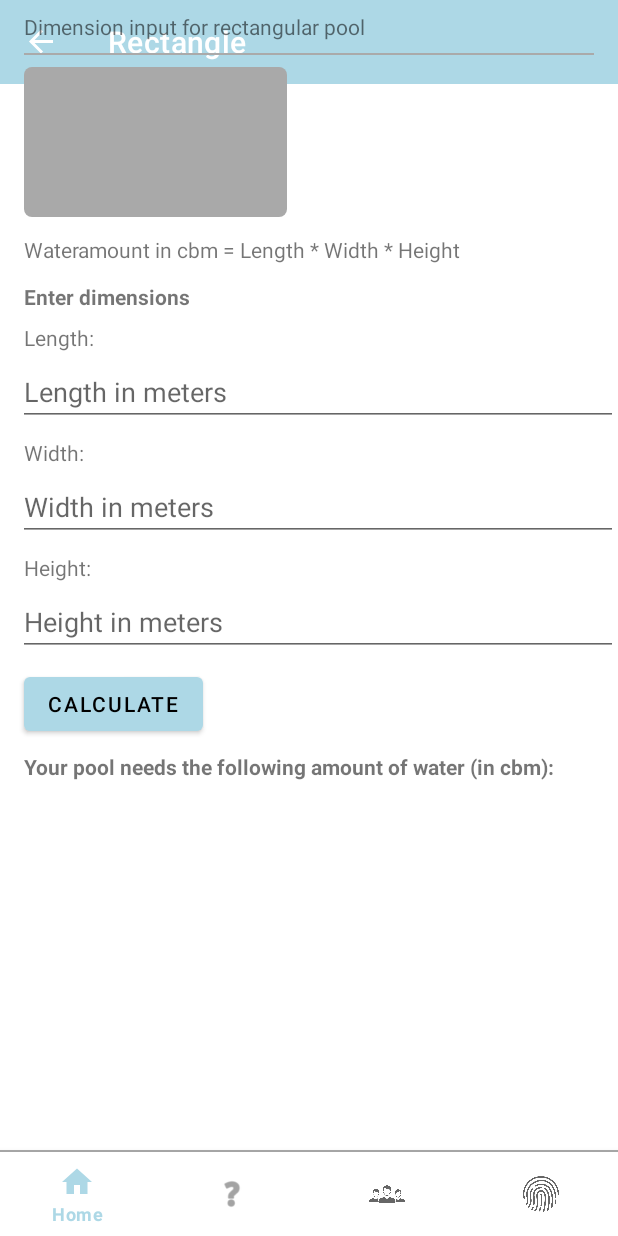
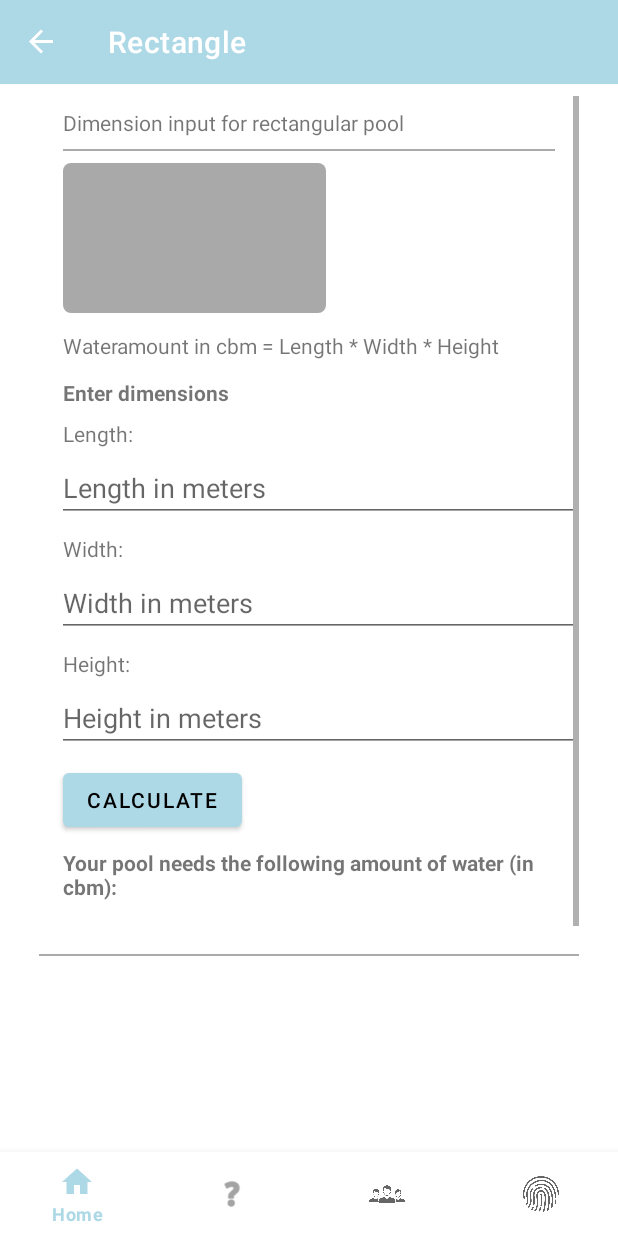
Before and after one commit to MrNumiko/Pool-Rechner, an Android app: the RectangleFragment screen opened through its navigation route, on a phone screen of 412 x 824 dp. Run offline under Robolectric (Android 15) with nearby library versions, the phone set to English and light mode, and no system bars; our stand-ins replace navigation-ui.

Commit message:
style: Correct styling of all views

```diff
--- a/app/src/main/res/layout/fragment_aboutus.xml
+++ b/app/src/main/res/layout/fragment_aboutus.xml
@@ -10,7 +10,7 @@
         android:layout_width="360dp"
         android:layout_height="590dp"
         android:layout_marginStart="16dp"
-        android:layout_marginTop="1dp"
+        android:layout_marginTop="64dp"
         android:layout_marginEnd="16dp"
         app:layout_constraintEnd_toEndOf="parent"
         app:layout_constraintStart_toStartOf="parent"
--- a/app/src/main/res/layout/fragment_rectangle.xml
+++ b/app/src/main/res/layout/fragment_rectangle.xml
@@ -5,6 +5,31 @@
     android:layout_width="match_parent"
     android:layout_height="match_parent"
     tools:context=".ui.rectangle.RectangleFragment">
+
+    <ScrollView
+        android:layout_width="360dp"
+        android:layout_height="590dp"
+        android:layout_marginStart="16dp"
+        android:layout_marginTop="64dp"
+        android:layout_marginEnd="16dp"
+        app:layout_constraintEnd_toEndOf="parent"
+        app:layout_constraintStart_toStartOf="parent"
+        app:layout_constraintTop_toTopOf="parent">
+
+        <LinearLayout
+            android:layout_width="match_parent"
+            android:layout_height="wrap_content"
+            android:orientation="vertical">
+
+            <TextView
+                android:id="@+id/txt_rectangleHeader"
+                android:layout_width="wrap_content"
+                android:layout_height="wrap_content"
+                android:layout_marginStart="16dp"
+                android:layout_marginTop="8dp"
+                android:text="@string/dimension_input_for_rectangular_pool"
+                app:layout_constraintStart_toStartOf="parent"
+                app:layout_constraintTop_toTopOf="parent" />
 
             <View
                 android:id="@+id/devider_header"
@@ -18,15 +43,134 @@
                 app:layout_constraintStart_toStartOf="parent"
                 app:layout_constraintTop_toBottomOf="@+id/txt_rectangleHeader" />
 
+            <ImageView
+                android:id="@+id/imageViewRectangle"
+                android:layout_width="175dp"
+                android:layout_height="100dp"
+                android:layout_marginStart="16dp"
+                android:layout_marginTop="8dp"
+                android:contentDescription="@string/rectangular_pool"
+                android:src="@drawable/rectangle"
+                app:layout_constraintStart_toStartOf="parent"
+                app:layout_constraintTop_toBottomOf="@+id/devider_header" />
+
             <TextView
-        android:id="@+id/txt_rectangleHeader"
+                android:id="@+id/txt_formular"
+                android:layout_width="wrap_content"
+                android:layout_height="wrap_content"
+                android:layout_marginStart="16dp"
+                android:layout_marginTop="12dp"
+                android:text="@string/wateramount_in_cbm_rectangle"
+                app:layout_constraintStart_toStartOf="parent"
+                app:layout_constraintTop_toBottomOf="@+id/imageViewRectangle" />
+
+            <TextView
+                android:id="@+id/txt_dimensionInputRectangle"
+                android:layout_width="wrap_content"
+                android:layout_height="wrap_content"
+                android:layout_marginStart="16dp"
+                android:layout_marginTop="12dp"
+                android:text="@string/enter_dimensions"
+                android:textStyle="bold"
+                app:layout_constraintStart_toStartOf="parent"
+                app:layout_constraintTop_toBottomOf="@+id/txt_formular" />
+
+            <TextView
+                android:id="@+id/txt_lengthRectangle"
                 android:layout_width="wrap_content"
                 android:layout_height="wrap_content"
                 android:layout_marginStart="16dp"
                 android:layout_marginTop="8dp"
-        android:text="@string/dimension_input_for_rectangular_pool"
+                android:text="@string/length"
                 app:layout_constraintStart_toStartOf="parent"
-        app:layout_constraintTop_toTopOf="parent" />
+                app:layout_constraintTop_toBottomOf="@+id/txt_dimensionInputRectangle" />
+
+            <EditText
+                android:id="@+id/nb_lengthRectangle"
+                android:layout_width="fill_parent"
+                android:layout_height="wrap_content"
+                android:layout_marginStart="12dp"
+                android:layout_marginTop="4dp"
+                android:autofillHints="Length"
+                android:hint="@string/length_in_meters"
+                android:inputType="numberDecimal"
+                app:layout_constraintStart_toStartOf="parent"
+                app:layout_constraintTop_toBottomOf="@+id/txt_lengthRectangle" />
+
+            <TextView
+                android:id="@+id/txt_widthRectangle"
+                android:layout_width="wrap_content"
+                android:layout_height="wrap_content"
+                android:layout_marginStart="16dp"
+                android:layout_marginTop="8dp"
+                android:text="@string/width"
+                app:layout_constraintStart_toStartOf="parent"
+                app:layout_constraintTop_toBottomOf="@+id/nb_lengthRectangle" />
+
+            <EditText
+                android:id="@+id/nb_widthRectangle"
+                android:layout_width="fill_parent"
+                android:layout_height="wrap_content"
+                android:layout_marginStart="12dp"
+                android:layout_marginTop="4dp"
+                android:autofillHints="Width"
+                android:hint="@string/width_in_meters"
+                android:inputType="numberDecimal"
+                app:layout_constraintStart_toStartOf="parent"
+                app:layout_constraintTop_toBottomOf="@+id/txt_widthRectangle" />
+
+            <TextView
+                android:id="@+id/txt_heightRectangle"
+                android:layout_width="wrap_content"
+                android:layout_height="wrap_content"
+                android:layout_marginStart="16dp"
+                android:layout_marginTop="8dp"
+                android:text="@string/height"
+                app:layout_constraintStart_toStartOf="parent"
+                app:layout_constraintTop_toBottomOf="@+id/nb_widthRectangle" />
+
+            <EditText
+                android:id="@+id/nb_heightRectangle"
+                android:layout_width="fill_parent"
+                android:layout_height="wrap_content"
+                android:layout_marginStart="12dp"
+                android:layout_marginTop="4dp"
+                android:autofillHints="Height"
+                android:hint="@string/height_in_meters"
+                android:inputType="numberDecimal"
+                app:layout_constraintStart_toStartOf="parent"
+                app:layout_constraintTop_toBottomOf="@+id/txt_heightRectangle" />
+
+            <Button
+                android:id="@+id/btn_calcRectangle"
+                android:layout_width="wrap_content"
+                android:layout_height="wrap_content"
+                android:layout_marginStart="16dp"
+                android:layout_marginTop="8dp"
+                android:text="@string/calculate"
+                app:layout_constraintStart_toStartOf="parent"
+                app:layout_constraintTop_toBottomOf="@+id/nb_heightRectangle" />
+
+            <TextView
+                android:id="@+id/txt_sizeRectangle"
+                android:layout_width="wrap_content"
+                android:layout_height="wrap_content"
+                android:layout_marginStart="16dp"
+                android:layout_marginTop="8dp"
+                android:text="@string/result_pool_water"
+                android:textStyle="bold"
+                app:layout_constraintStart_toStartOf="parent"
+                app:layout_constraintTop_toBottomOf="@+id/btn_calcRectangle" />
+
+            <TextView
+                android:id="@+id/input_sizeRectangle"
+                android:layout_width="wrap_content"
+                android:layout_height="27dp"
+                android:layout_marginStart="16dp"
+                android:layout_marginTop="8dp"
+                android:textSize="20sp"
+                app:layout_constraintStart_toStartOf="parent"
+                app:layout_constraintTop_toBottomOf="@+id/txt_sizeRectangle" />
 
             <View
                 android:id="@+id/devider_footer"
@@ -41,133 +185,6 @@
                 app:layout_constraintHorizontal_bias="0.0"
                 app:layout_constraintStart_toStartOf="parent" />
 
-    <ImageView
-        android:id="@+id/imageViewRectangle"
-        android:layout_width="175dp"
-        android:layout_height="100dp"
-        android:layout_marginStart="16dp"
-        android:layout_marginTop="8dp"
-        android:contentDescription="@string/rectangular_pool"
-        android:src="@drawable/rectangle"
-        app:layout_constraintStart_toStartOf="parent"
-        app:layout_constraintTop_toBottomOf="@+id/devider_header" />
-
-    <TextView
-        android:id="@+id/txt_sizeRectangle"
-        android:layout_width="wrap_content"
-        android:layout_height="wrap_content"
-        android:layout_marginStart="16dp"
-        android:layout_marginTop="8dp"
-        android:text="@string/result_pool_water"
-        android:textStyle="bold"
-        app:layout_constraintStart_toStartOf="parent"
-        app:layout_constraintTop_toBottomOf="@+id/btn_calcRectangle" />
-
-    <EditText
-        android:id="@+id/nb_widthRectangle"
-        android:layout_width="fill_parent"
-        android:layout_height="wrap_content"
-        android:layout_marginStart="12dp"
-        android:layout_marginTop="4dp"
-        android:autofillHints="Width"
-        android:hint="@string/width_in_meters"
-        android:inputType="numberDecimal"
-        app:layout_constraintStart_toStartOf="parent"
-        app:layout_constraintTop_toBottomOf="@+id/txt_widthRectangle" />
-
-    <TextView
-        android:id="@+id/txt_lengthRectangle"
-        android:layout_width="wrap_content"
-        android:layout_height="wrap_content"
-        android:layout_marginStart="16dp"
-        android:layout_marginTop="8dp"
-        android:text="@string/length"
-        app:layout_constraintStart_toStartOf="parent"
-        app:layout_constraintTop_toBottomOf="@+id/txt_dimensionInputRectangle" />
-
-    <TextView
-        android:id="@+id/txt_widthRectangle"
-        android:layout_width="wrap_content"
-        android:layout_height="wrap_content"
-        android:layout_marginStart="16dp"
-        android:layout_marginTop="8dp"
-        android:text="@string/width"
-        app:layout_constraintStart_toStartOf="parent"
-        app:layout_constraintTop_toBottomOf="@+id/nb_lengthRectangle" />
-
-    <TextView
-        android:id="@+id/txt_dimensionInputRectangle"
-        android:layout_width="wrap_content"
-        android:layout_height="wrap_content"
-        android:layout_marginStart="16dp"
-        android:layout_marginTop="12dp"
-        android:text="@string/enter_dimensions"
-        android:textStyle="bold"
-        app:layout_constraintStart_toStartOf="parent"
-        app:layout_constraintTop_toBottomOf="@+id/txt_formular" />
-
-    <TextView
-        android:id="@+id/txt_heightRectangle"
-        android:layout_width="wrap_content"
-        android:layout_height="wrap_content"
-        android:layout_marginStart="16dp"
-        android:layout_marginTop="8dp"
-        android:text="@string/height"
-        app:layout_constraintStart_toStartOf="parent"
-        app:layout_constraintTop_toBottomOf="@+id/nb_widthRectangle" />
-
-    <EditText
-        android:id="@+id/nb_lengthRectangle"
-        android:layout_width="fill_parent"
-        android:layout_height="wrap_content"
-        android:layout_marginStart="12dp"
-        android:layout_marginTop="4dp"
-        android:autofillHints="Length"
-        android:hint="@string/length_in_meters"
-        android:inputType="numberDecimal"
-        app:layout_constraintStart_toStartOf="parent"
-        app:layout_constraintTop_toBottomOf="@+id/txt_lengthRectangle" />
-
-    <Button
-        android:id="@+id/btn_calcRectangle"
-        android:layout_width="wrap_content"
-        android:layout_height="wrap_content"
-        android:layout_marginStart="16dp"
-        android:layout_marginTop="8dp"
-        android:text="@string/calculate"
-        app:layout_constraintStart_toStartOf="parent"
-        app:layout_constraintTop_toBottomOf="@+id/nb_heightRectangle" />
-
-    <EditText
-        android:id="@+id/nb_heightRectangle"
-        android:layout_width="fill_parent"
-        android:layout_height="wrap_content"
-        android:layout_marginStart="12dp"
-        android:layout_marginTop="4dp"
-        android:autofillHints="Height"
-        android:hint="@string/height_in_meters"
-        android:inputType="numberDecimal"
-        app:layout_constraintStart_toStartOf="parent"
-        app:layout_constraintTop_toBottomOf="@+id/txt_heightRectangle" />
-
-    <TextView
-        android:id="@+id/txt_formular"
-        android:layout_width="wrap_content"
-        android:layout_height="wrap_content"
-        android:layout_marginStart="16dp"
-        android:layout_marginTop="12dp"
-        android:text="@string/wateramount_in_cbm_rectangle"
-        app:layout_constraintStart_toStartOf="parent"
-        app:layout_constraintTop_toBottomOf="@+id/imageViewRectangle" />
-
-    <TextView
-        android:id="@+id/input_sizeRectangle"
-        android:layout_width="wrap_content"
-        android:layout_height="27dp"
-        android:layout_marginStart="16dp"
-        android:layout_marginTop="8dp"
-        android:textSize="20sp"
-        app:layout_constraintStart_toStartOf="parent"
-        app:layout_constraintTop_toBottomOf="@+id/txt_sizeRectangle" />
-
+        </LinearLayout>
+    </ScrollView>
 </androidx.constraintlayout.widget.ConstraintLayout>
--- a/app/src/main/res/values/strings.xml
+++ b/app/src/main/res/values/strings.xml
@@ -60,12 +60,12 @@
     <string name="help_end">Our goal is to answer all inquiries within one hour.</string>
     <string name="help_email_address">- E-mail address: <a href="support@hmnj.de">support@hmnj.de</a></string>
     <string name="help_email_body">Send us an e-mail with your request at any time to:</string>
-    <string name="help_email_headline">E-mail</string>
+    <string name="help_email_headline">\nE-mail</string>
     <string name="help_phone_addon">Outside these times, you are welcome to leave a message on our mailbox and we will call you back as soon as possible.</string>
     <string name="help_phone_number">- Telephone number: +49221 81843</string>
     <string name="help_phone_body">Our customer service is available from Monday to Friday, 8:00 a.m. to 4:00 p.m., at the following telephone number:</string>
     <string name="help_phone_headline">Telephone</string>
-    <string name="help_contact">#Contact our support</string>
+    <string name="help_contact">\n#Contact our support</string>
     <string name="help_body">We are here to help you! If you have any questions, encounter any problems or need help, please do not hesitate to contact us. Our customer service team is happy to assist you with advice and assistance.</string>
     <string name="help_headline">Help &amp; Support</string>
 </resources>
```
Also changed, not shown: app/src/main/java/com/example/pool_rechner/ui/help/HelpFragment.java (+1 -10 lines), app/src/main/res/layout/fragment_help.xml (+18 -10 lines), app/src/main/res/layout/fragment_home.xml (+23 -40 lines), app/src/main/res/layout/fragment_imprint.xml (+17 -0 lines), 1 other file. Lines whose indentation alone changed are shown as unchanged.
